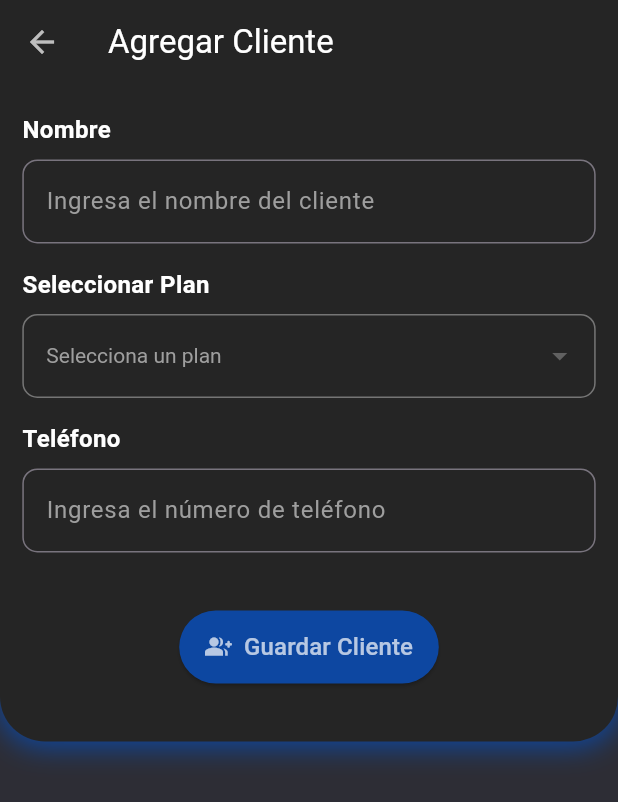
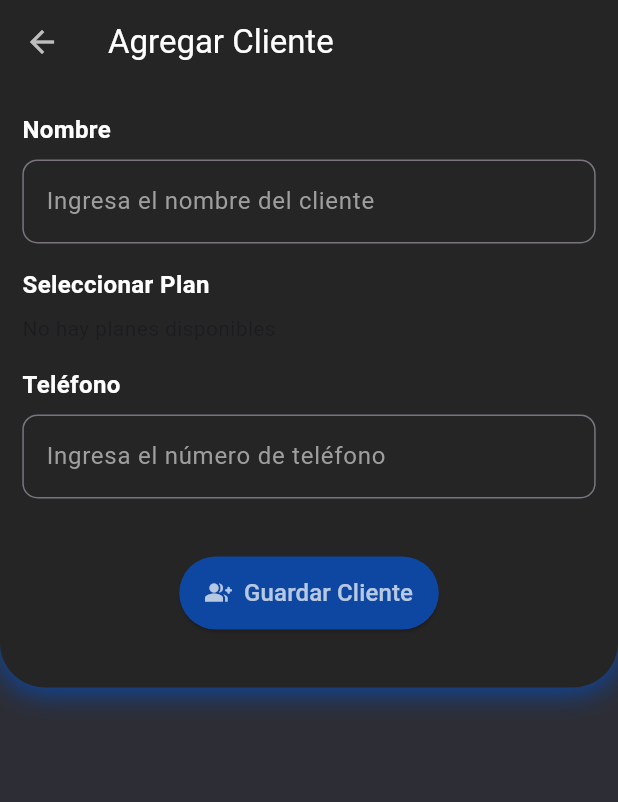
Before and after one commit to FerxhoDev/MegaNetAd, a Flutter app: the AddClients screen opened by its route, on a phone screen of 412 x 824 dp. Shown: the top 802 px of the screen. Run offline on Flutter 3.47's test engine with Material 3 defaults, Android fonts, the phone set to English and light mode, and no system bars; our stand-ins replace cloud_firestore, firebase_auth, firebase_core, flutter_screenutil, go_router; accounts and stored records are empty.

Commit message:
Read Plans of Firebase Add

```diff
--- a/meganetreports/lib/presentation/screens/Clients/addClient.dart
+++ b/meganetreports/lib/presentation/screens/Clients/addClient.dart
@@ -1,7 +1,27 @@
+import 'package:cloud_firestore/cloud_firestore.dart';
 import 'package:flutter/material.dart';
 import 'package:flutter/rendering.dart';
 import 'package:flutter/widgets.dart';
 import 'package:flutter_screenutil/flutter_screenutil.dart';
+
+class Plan {
+  final String name;
+  final String price;
+
+  Plan({required this.name, required this.price});
+
+  @override
+  bool operator ==(Object other) {
+    if (identical(this, other)) return true;
+
+    return other is Plan &&
+        other.name == name &&
+        other.price == price;
+  }
+
+  @override
+  int get hashCode => name.hashCode ^ price.hashCode;
+}
 
 class AddClients extends StatefulWidget {
   const AddClients({super.key});
@@ -16,17 +36,29 @@ class _AddClientsState extends State<AddClients> {
   final TextEditingController phoneController = TextEditingController();
 
   // Variable para almacenar el plan seleccionado
-  String? selectedPlan;
+  Plan? selectedPlan;
 
-  // Lista de planes disponibles
-  final List<String> plans = ['Plan Básico', 'Plan Premium', 'Plan Empresarial'];
+  // Método para obtener los planes de Firestore
+Future<List<Plan>> _fetchPlans() async {
+  QuerySnapshot snapshot = await FirebaseFirestore.instance.collection('planes').get();
+  return snapshot.docs.map((doc) {
+    return Plan(
+      name: doc['nombre'] as String,
+      price: doc['precio'] as String, // Convierte a double, o 0.0 si falla
+    );
+  }).toList();
+}
+
 
   @override
   Widget build(BuildContext context) {
     return Scaffold(
       backgroundColor: const Color.fromRGBO(45, 45, 53, 1),
       appBar: AppBar(
-        title: const Text('Agregar Cliente', style: TextStyle(color: Colors.white),),
+        title: const Text(
+          'Agregar Cliente',
+          style: TextStyle(color: Colors.white),
+        ),
         backgroundColor: const Color.fromARGB(255, 37, 37, 37),
         iconTheme: const IconThemeData(color: Colors.white70),
       ),
@@ -36,11 +68,14 @@ class _AddClientsState extends State<AddClients> {
             Container(
               padding: EdgeInsets.symmetric(horizontal: 26.w),
               decoration: const BoxDecoration(
-                  color:  Color.fromARGB(255, 37, 37, 37),
-                  borderRadius:  BorderRadius.only(bottomLeft: Radius.circular(30), bottomRight: Radius.circular(30)),
+                color: Color.fromARGB(255, 37, 37, 37),
+                borderRadius: BorderRadius.only(
+                  bottomLeft: Radius.circular(30),
+                  bottomRight: Radius.circular(30),
+                ),
                 boxShadow: [
                   BoxShadow(
-                      color:  Color.fromRGBO(13, 71, 161, 1),
+                    color: Color.fromRGBO(13, 71, 161, 1),
                     spreadRadius: .5,
                     blurRadius: 15,
                     offset: Offset(0, 3),
@@ -66,13 +101,10 @@ class _AddClientsState extends State<AddClients> {
                       hintText: 'Ingresa el nombre del cliente',
                       hintStyle: TextStyle(color: Colors.grey),
                       focusedBorder: OutlineInputBorder(
-                          borderSide: BorderSide(color:Color.fromRGBO(13, 71, 161, 1),) // Borde azul cuando tiene foco
+                        borderSide: BorderSide(color: Color.fromRGBO(13, 71, 161, 1)), // Borde azul cuando tiene foco
                       ),
                     ),
-                      style: const TextStyle(
-                        color: Colors.white,),
-
-
+                    style: const TextStyle(color: Colors.white),
                   ),
                   const SizedBox(height: 16),
 
@@ -82,57 +114,64 @@ class _AddClientsState extends State<AddClients> {
                     style: TextStyle(fontSize: 16, fontWeight: FontWeight.bold, color: Colors.white),
                   ),
                   const SizedBox(height: 8),
-                    DropdownButtonFormField<String>(
+
+                  // Usamos FutureBuilder para obtener los planes de Firestore
+                  FutureBuilder<List<Plan>>(
+                    future: _fetchPlans(),
+                    builder: (context, snapshot) {
+                      if (snapshot.connectionState == ConnectionState.waiting) {
+                        return const CircularProgressIndicator();
+                      } else if (snapshot.hasError) {
+                        return Text('Error: ${snapshot.error}');
+                      } else if (!snapshot.hasData || snapshot.data!.isEmpty) {
+                        return const Text('No hay planes disponibles');
+                      }
+
+                      // Obtenemos los planes
+                      final plans = snapshot.data!;
+
+                      return DropdownButtonFormField<Plan>(
                         decoration: InputDecoration(
-
-                        // Cambiar el borde al dar focus (activo)
                           focusedBorder: const OutlineInputBorder(
-                          borderRadius:BorderRadius.all(Radius.circular(10)),
+                            borderRadius: BorderRadius.all(Radius.circular(10)),
                             borderSide: BorderSide(
                               color: Color.fromRGBO(13, 71, 161, 1), // Borde azul cuando tiene foco
                             ),
                           ),
-
-                        // Cambiar el borde cuando no tiene focus
                           enabledBorder: OutlineInputBorder(
                             borderRadius: const BorderRadius.all(Radius.circular(10)),
                             borderSide: BorderSide(
-
                               color: Colors.grey.shade600, // Borde gris cuando no tiene foco
                               width: 1.0,
                             ),
                           ),
-
-                        // Resto del estilo
                           border: const OutlineInputBorder(),
                         ),
-
                         dropdownColor: const Color.fromRGBO(45, 45, 53, 1), // Color de fondo de las opciones
-
                         value: selectedPlan,
                         hint: const Text(
                           'Selecciona un plan',
                           style: TextStyle(color: Colors.grey),
                         ),
-
                         style: const TextStyle(color: Colors.white), // Color del texto de las opciones
-
-                      onChanged: (String? newValue) {
+                        onChanged: (Plan? newValue) {
                           setState(() {
                             selectedPlan = newValue;
                           });
                         },
-
-                      items: plans.map((String plan) {
-                        return DropdownMenuItem<String>(
+                        items: plans.map((Plan plan) {
+                          return DropdownMenuItem<Plan>(
                             value: plan,
                             child: Text(
-                            plan,
+                              '${plan.name} - \Q${plan.price}', // Muestra el nombre y el precio
                               style: const TextStyle(color: Colors.white), // Color del texto dentro de las opciones
                             ),
                           );
                         }).toList(),
+                      );
+                    },
                   ),
+
                   const SizedBox(height: 16),
 
                   // Campo para el teléfono
@@ -151,7 +190,7 @@ class _AddClientsState extends State<AddClients> {
                       hintText: 'Ingresa el número de teléfono',
                       hintStyle: TextStyle(color: Colors.grey),
                       focusedBorder: OutlineInputBorder(
-                          borderSide: BorderSide(color:Color.fromRGBO(13, 71, 161, 1),) // Borde azul cuando tiene foco
+                        borderSide: BorderSide(color: Color.fromRGBO(13, 71, 161, 1)), // Borde azul cuando tiene foco
                       ),
                     ),
                   ),
@@ -160,7 +199,6 @@ class _AddClientsState extends State<AddClients> {
                   // Botón para guardar
                   Center(
                     child: ElevatedButton.icon(
-
                       icon: const Icon(
                         Icons.group_add_rounded,
                         color: Colors.white70,
@@ -181,13 +219,13 @@ class _AddClientsState extends State<AddClients> {
                       ),
                     ),
                   ),
-                    SizedBox(height: 60.h,),
+                  SizedBox(height: 60.h),
                 ],
               ),
             ),
           ],
         ),
-      )
+      ),
     );
   }
 }
```
Also changed, not shown: meganetreports/lib/main.dart (line endings or trailing spaces). Lines whose indentation alone changed are shown as unchanged.
